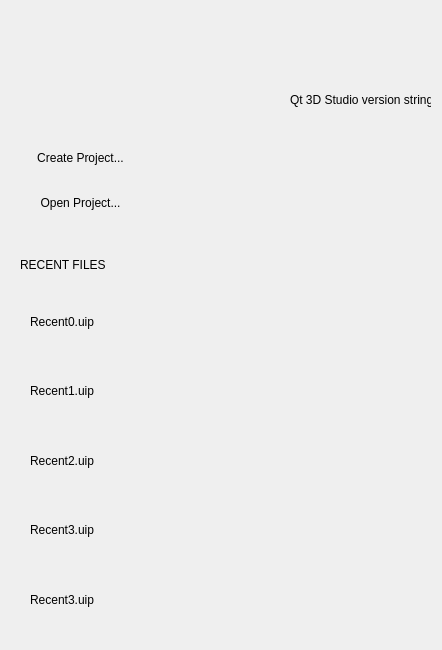
Before: the Qt Designer form src/Authoring/Studio/_Win/UI/StartupDlg.ui in flyhex/qt3dstudio, drawn with Qt 5.
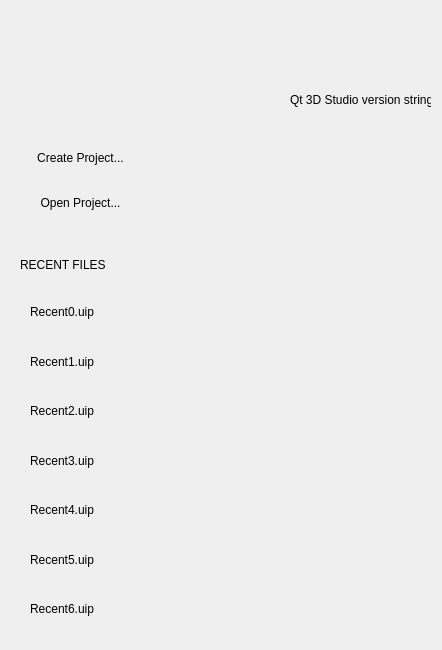
After: the same form once the commit is applied. Icons and pictures are not drawn. Custom widgets are drawn as their Qt base class.

Commit message:
Update open dialog
Updated background image and added two recent files to make the list
little less sparse.

Diff of the .ui file:
```diff
--- a/src/Authoring/Studio/_Win/UI/StartupDlg.ui
+++ b/src/Authoring/Studio/_Win/UI/StartupDlg.ui
@@ -94,13 +94,39 @@
     <item>
      <widget class="ClickableLabel" name="recent4">
       <property name="text">
-       <string>Recent3.uip</string>
+       <string>Recent4.uip</string>
       </property>
       <property name="alignment">
        <set>Qt::AlignLeading|Qt::AlignLeft|Qt::AlignVCenter</set>
       </property>
       <property name="docIndex" stdset="0">
-       <number>3</number>
+       <number>4</number>
+      </property>
+     </widget>
+    </item>
+    <item>
+     <widget class="ClickableLabel" name="recent5">
+      <property name="text">
+       <string>Recent5.uip</string>
+      </property>
+      <property name="alignment">
+       <set>Qt::AlignLeading|Qt::AlignLeft|Qt::AlignVCenter</set>
+      </property>
+      <property name="docIndex" stdset="0">
+       <number>5</number>
+      </property>
+     </widget>
+    </item>
+    <item>
+     <widget class="ClickableLabel" name="recent6">
+      <property name="text">
+       <string>Recent6.uip</string>
+      </property>
+      <property name="alignment">
+       <set>Qt::AlignLeading|Qt::AlignLeft|Qt::AlignVCenter</set>
+      </property>
+      <property name="docIndex" stdset="0">
+       <number>6</number>
       </property>
      </widget>
     </item>
```
The commit also changes 3 other files.
